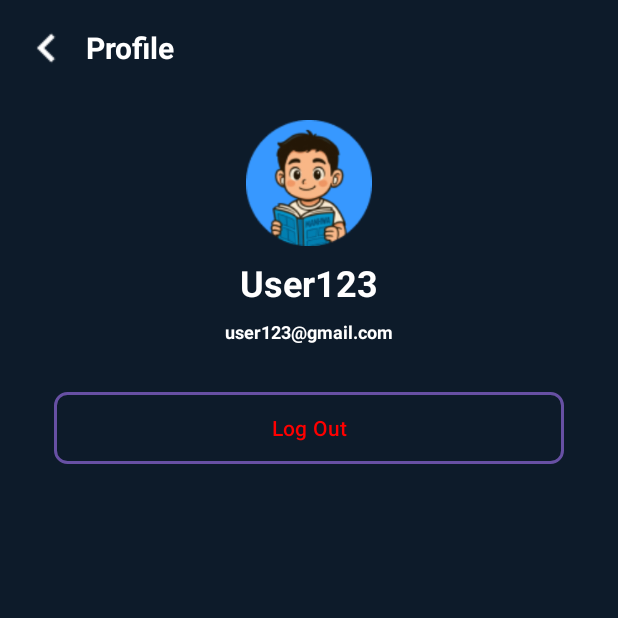
After one commit to onesusnayir/Tugas-Besar-Platform, an Android app: the ProfileActivity screen opened directly, with no data from a screen before it, on a phone screen of 412 x 824 dp, the top half of it. The commit adds this screen. Run offline under Robolectric (Android 15) with nearby library versions, the phone set to English and light mode, and no system bars; 1 statement that could not run was skipped.

Commit message:
Membuat Layout Profile

```diff
--- a/app/src/main/AndroidManifest.xml
+++ b/app/src/main/AndroidManifest.xml
@@ -14,6 +14,9 @@
         android:supportsRtl="true"
         android:theme="@style/Theme.ManChingu"
         tools:targetApi="31">
+        <activity
+            android:name=".activities.ProfileActivity"
+            android:exported="false" />
         <activity
             android:name=".activities.AllComicsActivity"
             android:exported="false" />
--- /dev/null
+++ b/app/src/main/java/com/example/manchingu/activities/ProfileActivity.java
@@ -0,0 +1,126 @@
+package com.example.manchingu.activities;
+
+import android.content.Context;
+import android.content.SharedPreferences;
+import android.os.Bundle;
+import android.util.Log;
+import android.view.View;
+import android.widget.ImageView;
+import android.widget.ProgressBar; // Jika kamu ingin pakai ProgressBar
+import android.widget.TextView;
+import android.widget.Toast;
+
+import androidx.activity.EdgeToEdge;
+import androidx.appcompat.app.AppCompatActivity;
+import androidx.core.graphics.Insets;
+import androidx.core.view.ViewCompat;
+import androidx.core.view.WindowInsetsCompat;
+
+import com.example.manchingu.R;
+import com.example.manchingu.api.ApiClient; // Menggunakan ApiClient yang sudah ada
+import com.example.manchingu.api.ApiService; // Menggunakan ApiService yang sudah ada
+import com.example.manchingu.response.ProfileResponse;
+
+import retrofit2.Call;
+import retrofit2.Callback;
+import retrofit2.Response;
+
+public class ProfileActivity extends AppCompatActivity implements View.OnClickListener {
+
+    ImageView backBtn;
+    TextView tvUsername;
+    TextView tvEmail;
+    // ProgressBar progressBar; // Deklarasikan jika ada di layout dan ingin digunakan
+
+    @Override
+    protected void onCreate(Bundle savedInstanceState) {
+        super.onCreate(savedInstanceState);
+        EdgeToEdge.enable(this);
+        setContentView(R.layout.activity_profile);
+        ViewCompat.setOnApplyWindowInsetsListener(findViewById(R.id.main), (v, insets) -> {
+            Insets systemBars = insets.getInsets(WindowInsetsCompat.Type.systemBars());
+            v.setPadding(systemBars.left, systemBars.top, systemBars.right, systemBars.bottom);
+            return insets;
+        });
+
+        // Inisialisasi Views
+        backBtn = findViewById(R.id.back_btn);
+        tvUsername = findViewById(R.id.tp_username);
+        tvEmail = findViewById(R.id.tp_email);
+        // progressBar = findViewById(R.id.progressBar); // Inisialisasi jika ada
+        // if (progressBar != null) {
+        //     progressBar.setVisibility(View.VISIBLE); // Tampilkan ProgressBar saat loading
+        // }
+
+
+        backBtn.setOnClickListener(this);
+
+        // Panggil fetch data profil
+        fetchProfileData();
+    }
+
+    private void fetchProfileData() {
+        // Ambil ApiService dari ApiClient yang sudah kamu gunakan
+        ApiService apiService = ApiClient.getApiService(this); // Menggunakan method yang menerima Context
+
+        // Ambil token dari SharedPreferences
+        SharedPreferences sharedPreferences = getSharedPreferences("user_prefs", Context.MODE_PRIVATE);
+        String token = sharedPreferences.getString("auth_token", null);
+
+        if (token == null) {
+            Toast.makeText(this, "Autentikasi diperlukan. Silakan login kembali.", Toast.LENGTH_LONG).show();
+            // Optional: Arahkan ke LoginActivity
+            // Intent loginIntent = new Intent(ProfileActivity.this, LoginActivity.class);
+            // startActivity(loginIntent);
+            finish();
+            return;
+        }
+
+        String fullToken = "Bearer " + token; // Sesuaikan format token jika diperlukan
+
+        // Panggil API untuk mendapatkan profil
+        apiService.getMyProfile(fullToken).enqueue(new Callback<ProfileResponse>() {
+            @Override
+            public void onResponse(Call<ProfileResponse> call, Response<ProfileResponse> response) {
+                // if (progressBar != null) {
+                //     progressBar.setVisibility(View.GONE); // Sembunyikan ProgressBar
+                // }
+                if (response.isSuccessful() && response.body() != null) {
+                    ProfileResponse profileResponse = response.body();
+                    if (profileResponse.isSuccess()) {
+                        ProfileResponse.Data profileData = profileResponse.getData();
+                        if (profileData != null) {
+                            tvUsername.setText(profileData.getUsername());
+                            tvEmail.setText(profileData.getEmail());
+                        } else {
+                            Toast.makeText(ProfileActivity.this, "Data profil tidak ditemukan.", Toast.LENGTH_SHORT).show();
+                            Log.e("ProfileActivity", "API Success, but Data is null");
+                        }
+                    } else {
+                        Toast.makeText(ProfileActivity.this, "Gagal memuat profil: " + profileResponse.isSuccess(), Toast.LENGTH_SHORT).show();
+                        Log.e("ProfileActivity", "API Response Success: false");
+                    }
+                } else {
+                    Toast.makeText(ProfileActivity.this, "Error respon dari server: " + response.code(), Toast.LENGTH_SHORT).show();
+                    Log.e("ProfileActivity", "Response not successful: " + response.code() + " - " + response.message());
+                }
+            }
+
+            @Override
+            public void onFailure(Call<ProfileResponse> call, Throwable t) {
+                // if (progressBar != null) {
+                //     progressBar.setVisibility(View.GONE); // Sembunyikan ProgressBar
+                // }
+                Toast.makeText(ProfileActivity.this, "Gagal terhubung ke server: " + t.getMessage(), Toast.LENGTH_SHORT).show();
+                Log.e("ProfileActivity", "API Call Failure: " + t.getMessage(), t);
+            }
+        });
+    }
+
+    @Override
+    public void onClick(View v) {
+        if (v.getId() == R.id.back_btn) {
+            finish(); // Kembali ke Activity sebelumnya
+        }
+    }
+}
--- a/app/src/main/java/com/example/manchingu/api/ApiService.java
+++ b/app/src/main/java/com/example/manchingu/api/ApiService.java
@@ -99,4 +99,8 @@ public interface ApiService {
     Call<ProfileResponse> getUserReview(
         @Path("userId") String userId
     );
+    @GET("user/my")
+    Call<ProfileResponse> getMyProfile(
+            @Header("Authorization") String token
+    );
 }
--- /dev/null
+++ b/app/src/main/res/drawable/button_outline_red.xml
@@ -0,0 +1,9 @@
+<?xml version="1.0" encoding="utf-8"?>
+<shape xmlns:android="http://schemas.android.com/apk/res/android"
+    android:shape="rectangle">
+    <stroke
+        android:width="2dp"
+        android:color="#FF0000" />
+    <corners android:radius="8dp" />
+    <solid android:color="@android:color/transparent" />
+</shape>
--- /dev/null
+++ b/app/src/main/res/layout/activity_profile.xml
@@ -0,0 +1,81 @@
+<?xml version="1.0" encoding="utf-8"?>
+<LinearLayout xmlns:android="http://schemas.android.com/apk/res/android"
+    xmlns:app="http://schemas.android.com/apk/res-auto"
+    android:layout_width="match_parent"
+    android:layout_height="wrap_content"
+    android:layout_margin="12dp"
+    android:orientation="vertical"
+    android:id="@+id/main">
+
+    <LinearLayout
+        android:layout_width="match_parent"
+        android:layout_height="wrap_content"
+        android:gravity="center_vertical"
+        android:layout_marginBottom="20dp">
+
+        <ImageView
+            android:id="@+id/back_btn"
+            android:layout_width="wrap_content"
+            android:layout_height="wrap_content"
+            android:src="@drawable/back_button"/>
+        <TextView
+            android:layout_width="wrap_content"
+            android:layout_height="wrap_content"
+            android:text="Profile"
+            android:textSize="20sp"
+            android:textStyle="bold"
+            android:layout_marginStart="5dp"
+            android:textColor="#FFFFFF"/>
+
+    </LinearLayout>
+    <LinearLayout
+        android:layout_width="match_parent"
+        android:layout_height="wrap_content"
+        android:orientation="vertical"
+        android:gravity="center_horizontal">
+
+        <ImageView
+            android:id="@+id/profile"
+            android:layout_width="100dp"
+            android:layout_height="100dp"
+            android:src="@drawable/profile_big"
+            android:padding="8dp"
+            app:layout_constraintTop_toTopOf="parent"
+            app:layout_constraintEnd_toEndOf="parent"/>
+        <TextView
+            android:id="@+id/tp_username"
+            android:layout_width="wrap_content"
+            android:layout_height="0dp"
+            android:layout_weight="1"
+            android:ellipsize="end"
+            android:gravity="center_horizontal"
+            android:textAlignment="center"
+            android:text="User123"
+            android:textSize="24sp"
+            android:textStyle="bold" />
+        <TextView
+            android:id="@+id/tp_email"
+            android:layout_width="wrap_content"
+            android:layout_height="0dp"
+            android:layout_weight="1"
+            android:layout_marginTop="8dp"
+            android:ellipsize="end"
+            android:gravity="center_horizontal"
+            android:textAlignment="center"
+            android:text="user123@gmail.com"
+            android:textSize="12sp"
+            android:textStyle="bold" />
+    </LinearLayout>
+
+    <Button
+        android:id="@+id/logout_button"
+        android:layout_width="match_parent"
+        android:layout_height="wrap_content"
+        android:text="Log Out"
+        android:textColor="#FF0000"
+        android:background="@drawable/button_outline_red"
+        android:layout_marginTop="32dp"
+        android:layout_marginStart="24dp"
+        android:layout_marginEnd="24dp"/>
+
+</LinearLayout>
```
Also changed, not shown: app/src/main/java/com/example/manchingu/fragments/HomeFragment.java (+86 -2 lines), app/src/main/res/drawable/profile_big.png (added).
